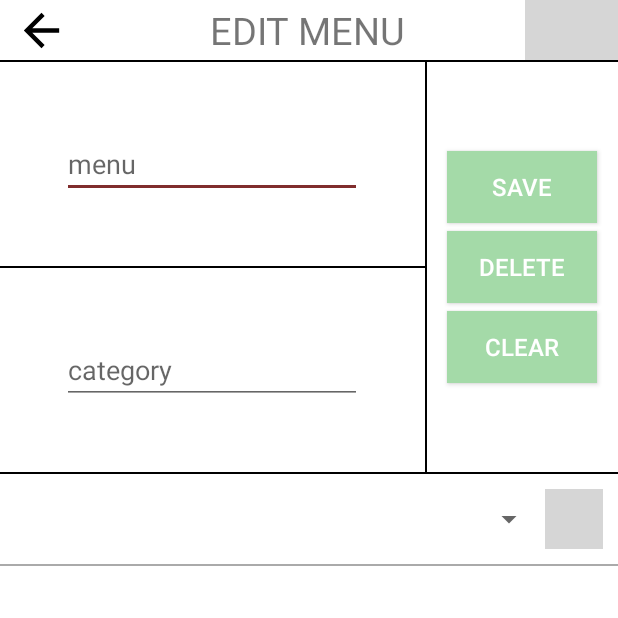
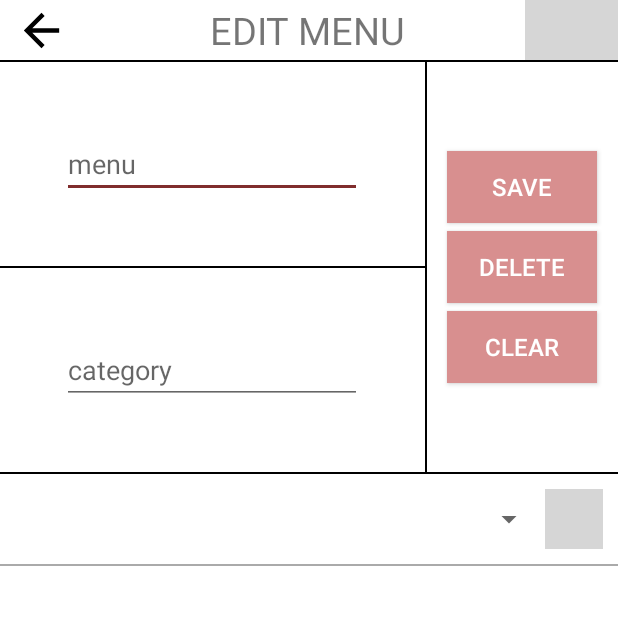
Before and after one commit to wjjasd/MenuMemo, an Android app: the EditMenuActivity screen opened directly, with no data from a screen before it, on a phone screen of 412 x 824 dp, the top half of it. Run offline under Robolectric (Android 15) with nearby library versions, the phone set to English and light mode, and no system bars; our stand-ins replace AdMob; grey boxes are pictures that could not be loaded.

Commit message:
디자인 및 색상변경

```diff
--- a/app/src/main/AndroidManifest.xml
+++ b/app/src/main/AndroidManifest.xml
@@ -13,7 +13,7 @@
         android:supportsRtl="true"
         android:theme="@style/AppTheme">
         <activity android:name=".DetailActivity"
-            android:theme="@android:style/Theme.Dialog"></activity>
+            android:theme="@android:style/Theme.Material.Dialog"></activity>
         <activity android:name=".TableActivity" />
 
         <meta-data
--- a/app/src/main/res/layout/activity_edit_menu.xml
+++ b/app/src/main/res/layout/activity_edit_menu.xml
@@ -146,9 +146,9 @@
                     android:id="@+id/saveBtn_editMenu"
                     android:layout_width="100dp"
                     android:layout_height="wrap_content"
+                    android:layout_margin="5dp"
                     android:background="@color/colorPrimaryDark"
                     android:text="@string/save"
-                    android:layout_margin="5dp"
                     android:textColor="@color/white"
                     android:textSize="16sp"></Button>
 
@@ -157,18 +157,18 @@
                     android:layout_width="100dp"
                     android:layout_height="wrap_content"
                     android:background="@color/colorPrimaryDark"
+                    android:text="@string/delete"
                     android:textColor="@color/white"
-                    android:text="@string/delete"
                     android:textSize="16sp"></Button>
 
                 <Button
                     android:id="@+id/clearBtn_editMenu"
                     android:layout_width="100dp"
+                    android:layout_height="wrap_content"
                     android:layout_margin="5dp"
-                    android:layout_height="wrap_content"
                     android:background="@color/colorPrimaryDark"
+                    android:text="@string/clear"
                     android:textColor="@color/white"
-                    android:text="@string/clear"
                     android:textSize="16sp"></Button>
 
             </LinearLayout>
@@ -219,7 +219,7 @@
                         android:id="@+id/refresh_editMenu"
                         android:layout_width="match_parent"
                         android:layout_height="match_parent"
-                      android:background="@drawable/button_background"
+                        android:background="@drawable/button_background"
                         android:src="@drawable/ic_refresh_black_24dp" />
 
                 </LinearLayout>
--- a/app/src/main/res/values/colors.xml
+++ b/app/src/main/res/values/colors.xml
@@ -1,7 +1,7 @@
 <?xml version="1.0" encoding="utf-8"?>
 <resources>
     <color name="colorPrimary">#FFFFFF</color>
-    <color name="colorPrimaryDark">#A4DAA8</color>
+    <color name="colorPrimaryDark">#D88F8F</color>
     <color name="colorAccent">#802D2D</color>
     <color name="white">#FFFFFF</color>
 </resources>
```
